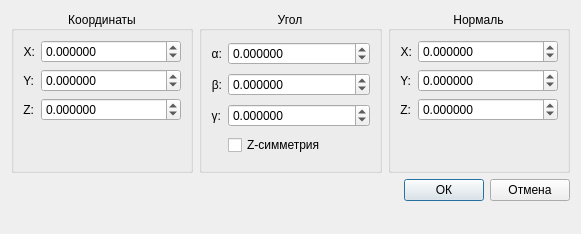
Before: the Qt Designer form src/Dialogs/TaskPoints/cmovebottaskdialog.ui in ncPUMA/FanucBotGui, drawn with Qt 5.
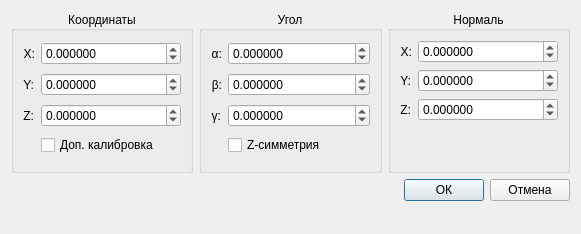
After: the same form once the commit is applied.

```diff
--- a/src/Dialogs/TaskPoints/cmovebottaskdialog.ui
+++ b/src/Dialogs/TaskPoints/cmovebottaskdialog.ui
@@ -122,17 +122,11 @@
          </widget>
         </item>
         <item row="3" column="1">
-         <spacer name="verticalSpacer_2">
-          <property name="orientation">
-           <enum>Qt::Vertical</enum>
+         <widget class="QCheckBox" name="checkCalib">
+          <property name="text">
+           <string>Доп. калибровка</string>
           </property>
-          <property name="sizeHint" stdset="0">
-           <size>
-            <width>20</width>
-            <height>40</height>
-           </size>
-          </property>
-         </spacer>
+         </widget>
         </item>
        </layout>
       </widget>
```
Left out of the diff: 128 changed lines with no effect on the pictures.
